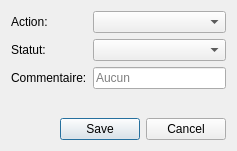
Qt form InfoDynamiqueQt/Vues/vueajoutertache.ui (AlexandreGirardin/ProjetAnalyse) before a commit.
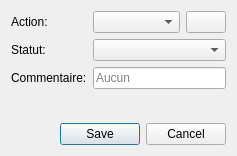
The same form after that commit. Icons and pictures are not drawn.

Commit message: Permettre la création d'une nouvelle action lors de la création d'une nouvelle tâche pour une fiche

```diff
--- a/InfoDynamiqueQt/Vues/vueajoutertache.ui
+++ b/InfoDynamiqueQt/Vues/vueajoutertache.ui
@@ -7,7 +7,7 @@
     <x>0</x>
     <y>0</y>
     <width>237</width>
-    <height>151</height>
+    <height>156</height>
    </rect>
   </property>
   <property name="windowTitle">
@@ -16,9 +16,6 @@
   <layout class="QVBoxLayout" name="verticalLayout">
    <item>
     <layout class="QFormLayout" name="formLayout">
-     <item row="0" column="1">
-      <widget class="QComboBox" name="comboAction"/>
-     </item>
      <item row="0" column="0">
       <widget class="QLabel" name="etiquetteAction">
        <property name="text">
@@ -26,6 +23,28 @@
        </property>
       </widget>
      </item>
+     <item row="0" column="1">
+      <layout class="QHBoxLayout" name="horizontalLayout">
+       <item>
+        <widget class="QComboBox" name="comboAction">
+         <property name="sizePolicy">
+          <sizepolicy hsizetype="Expanding" vsizetype="Fixed">
+           <horstretch>0</horstretch>
+           <verstretch>0</verstretch>
+          </sizepolicy>
+         </property>
+        </widget>
+       </item>
+       <item>
+        <widget class="QPushButton" name="boutonAjouter">
+         <property name="icon">
+          <iconset resource="../ressources.qrc">
+           <normaloff>:/Images/tag-new.svg</normaloff>:/Images/tag-new.svg</iconset>
+         </property>
+        </widget>
+       </item>
+      </layout>
+     </item>
      <item row="1" column="0">
       <widget class="QLabel" name="etiquetteStatut">
        <property name="text">
```
Left out of the diff: 24 changed lines with no effect on the pictures. The commit also changes 5 other files.
